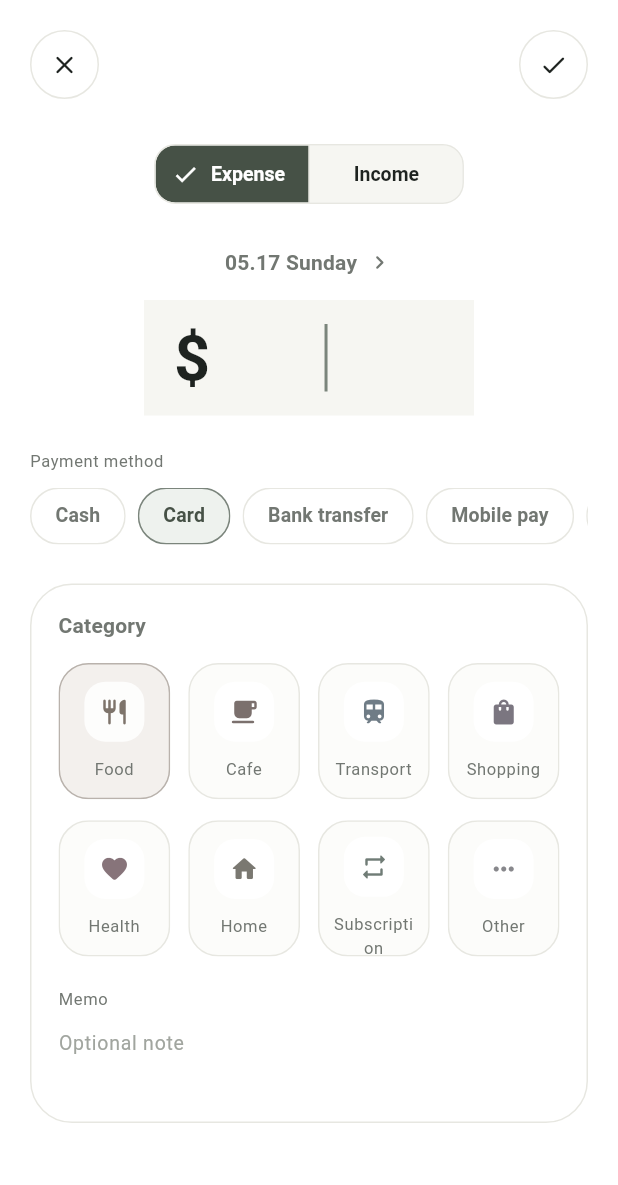
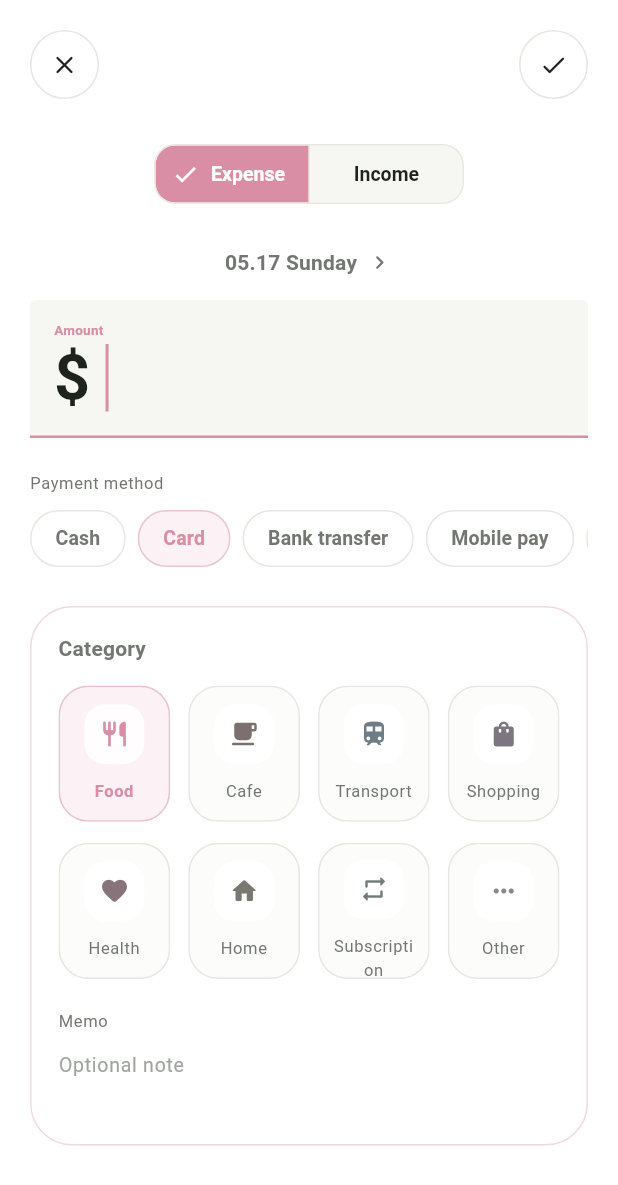
Before and after one commit to lenayoo/money_days, a Flutter app: the AddTransactionScreen screen opened directly, on a phone screen of 412 x 824 dp. Shown: the top 1185 px of the screen. Run offline on Flutter 3.47's test engine with Material 3 defaults, Android fonts, the phone set to English and light mode, and no system bars; our stand-ins replace flutter_riverpod, google_mobile_ads, hive_flutter, share_plus; accounts and stored records are empty; network calls fail.

Commit message:
fix design theme

```diff
--- a/lib/core/theme/app_colors.dart
+++ b/lib/core/theme/app_colors.dart
@@ -17,9 +17,9 @@ class AppColors {
   static const accent = Color(0xFF7B857C);
   static const accentStrong = Color(0xFF465146);
   static const accentMuted = Color(0xFFEEF2EE);
-  static const income = Color(0xFF6E8872);
-  static const expense = Color(0xFFC97B71);
-  static const incomeSoft = Color(0xFFEEF5F0);
-  static const expenseSoft = Color(0xFFFBF1EF);
+  static const income = Color(0xFF75A9D4);
+  static const expense = Color(0xFFD98EA6);
+  static const incomeSoft = Color(0xFFEFF7FD);
+  static const expenseSoft = Color(0xFFFCF1F5);
   static const shadow = Color(0x06141612);
 }
--- a/lib/core/utils/app_formatters.dart
+++ b/lib/core/utils/app_formatters.dart
@@ -66,6 +66,28 @@ class AppFormatters {
     return '$prefix$formatted';
   }
 
+  static String formatCompactSignedAmountWithoutSymbol(
+    double amount,
+    AppCurrency currency,
+    Locale locale, {
+    required bool isIncome,
+  }) {
+    if (amount.abs() < 100000) {
+      return formatSignedAmountWithoutSymbol(
+        amount,
+        currency,
+        locale,
+        isIncome: isIncome,
+      );
+    }
+
+    final prefix = isIncome ? '+' : '-';
+    final formatted = NumberFormat.compact(
+      locale: locale.toLanguageTag(),
+    ).format(amount.abs());
+    return '$prefix$formatted';
+  }
+
   static String formatSignedCurrency(
     double amount,
     AppCurrency currency,
--- a/lib/features/expenses/screens/add_transaction_screen.dart
+++ b/lib/features/expenses/screens/add_transaction_screen.dart
@@ -28,7 +28,7 @@ class AddTransactionScreen extends ConsumerStatefulWidget {
 }
 
 class _AddTransactionScreenState extends ConsumerState<AddTransactionScreen> {
-  static const _maxAmountDigits = 7;
+  static const _maxAmountDigits = 10;
   static const _maxMemoLength = 20;
 
   final _formKey = GlobalKey<FormState>();
@@ -40,6 +40,7 @@ class _AddTransactionScreenState extends ConsumerState<AddTransactionScreen> {
   PaymentMethod _selectedPaymentMethod = PaymentMethod.card;
   DateTime _selectedDate = AppClock.now();
   bool _isSaving = false;
+  bool _showAmountDigitLimitMessage = false;
 
   @override
   void initState() {
@@ -95,6 +96,29 @@ class _AddTransactionScreenState extends ConsumerState<AddTransactionScreen> {
   double? _parseAmount(String input) {
     final normalized = input.replaceAll(',', '.').trim();
     return double.tryParse(normalized);
+  }
+
+  int _amountDigitCount(String input) {
+    return RegExp(r'\d').allMatches(input).length;
+  }
+
+  void _handleAmountChanged(String value) {
+    if (_showAmountDigitLimitMessage &&
+        _amountDigitCount(value) < _maxAmountDigits) {
+      setState(() {
+        _showAmountDigitLimitMessage = false;
+      });
+    }
+  }
+
+  void _handleAmountDigitLimitReached() {
+    if (_showAmountDigitLimitMessage) {
+      return;
+    }
+
+    setState(() {
+      _showAmountDigitLimitMessage = true;
+    });
   }
 
   void _changeType(TransactionType type) {
@@ -170,6 +194,11 @@ class _AddTransactionScreenState extends ConsumerState<AddTransactionScreen> {
     final settings = ref.watch(settingsControllerProvider);
     final currency = widget.expense?.currency ?? settings.currency;
     final categories = expenseCategoriesForType(_selectedType);
+    final activeColor =
+        _selectedType.isIncome ? AppColors.income : AppColors.expense;
+    final activeSoftColor =
+        _selectedType.isIncome ? AppColors.incomeSoft : AppColors.expenseSoft;
+    final activeBorderColor = activeColor.withValues(alpha: 0.34);
 
     return Scaffold(
       backgroundColor: AppColors.background,
@@ -199,6 +228,34 @@ class _AddTransactionScreenState extends ConsumerState<AddTransactionScreen> {
               const SizedBox(height: 26),
               Center(
                 child: SegmentedButton<TransactionType>(
+                  style: ButtonStyle(
+                    backgroundColor: WidgetStateProperty.resolveWith((states) {
+                      if (states.contains(WidgetState.selected)) {
+                        return activeColor;
+                      }
+                      return AppColors.surfaceMuted;
+                    }),
+                    foregroundColor: WidgetStateProperty.resolveWith((states) {
+                      if (states.contains(WidgetState.selected)) {
+                        return Colors.white;
+                      }
+                      return AppColors.textPrimary;
+                    }),
+                    side: const WidgetStatePropertyAll(
+                      BorderSide(color: AppColors.border),
+                    ),
+                    padding: const WidgetStatePropertyAll(
+                      EdgeInsets.symmetric(horizontal: 14, vertical: 12),
+                    ),
+                    shape: WidgetStatePropertyAll(
+                      RoundedRectangleBorder(
+                        borderRadius: BorderRadius.circular(14),
+                      ),
+                    ),
+                    textStyle: const WidgetStatePropertyAll(
+                      TextStyle(fontSize: 13, fontWeight: FontWeight.w600),
+                    ),
+                  ),
                   segments: [
                     ButtonSegment(
                       value: TransactionType.expense,
@@ -249,39 +306,69 @@ class _AddTransactionScreenState extends ConsumerState<AddTransactionScreen> {
                 ),
               ),
               const SizedBox(height: 8),
-              Center(
-                child: SizedBox(
-                  width: 220,
-                  child: TextFormField(
+              TextFormField(
                 controller: _amountController,
                 autofocus: true,
-                    textAlign: TextAlign.center,
+                onChanged: _handleAmountChanged,
+                cursorColor: activeColor,
                 keyboardType: const TextInputType.numberWithOptions(
                   decimal: true,
                 ),
                 inputFormatters: [
                   FilteringTextInputFormatter.allow(RegExp(r'[0-9.,]')),
-                      _DigitCountLimitingTextInputFormatter(_maxAmountDigits),
+                  _DigitCountLimitingTextInputFormatter(
+                    _maxAmountDigits,
+                    onLimitReached: _handleAmountDigitLimitReached,
+                  ),
                 ],
                 style: theme.textTheme.displaySmall?.copyWith(
                   fontSize: 42,
                   color: AppColors.textPrimary,
                 ),
                 decoration: InputDecoration(
-                      border: InputBorder.none,
-                      enabledBorder: InputBorder.none,
-                      focusedBorder: InputBorder.none,
-                      errorBorder: InputBorder.none,
-                      focusedErrorBorder: InputBorder.none,
-                      prefixText: currency.symbol,
+                  labelText: l10n.amountLabel,
+                  labelStyle: theme.textTheme.bodyMedium?.copyWith(
+                    color: AppColors.textSecondary,
+                  ),
+                  floatingLabelStyle: theme.textTheme.bodyMedium?.copyWith(
+                    color: activeColor,
+                    fontWeight: FontWeight.w600,
+                  ),
+                  floatingLabelBehavior: FloatingLabelBehavior.always,
+                  alignLabelWithHint: true,
+                  prefixText: '${currency.symbol} ',
                   prefixStyle: theme.textTheme.displaySmall?.copyWith(
                     fontSize: 42,
                     color: AppColors.textPrimary,
+                  ),
+                  isDense: true,
+                  contentPadding: const EdgeInsets.fromLTRB(12, 16, 12, 18),
+                  enabledBorder: const UnderlineInputBorder(
+                    borderSide: BorderSide(color: AppColors.borderStrong),
+                  ),
+                  focusedBorder: UnderlineInputBorder(
+                    borderSide: BorderSide(color: activeColor, width: 1.6),
+                  ),
+                  errorBorder: const UnderlineInputBorder(
+                    borderSide: BorderSide(
+                      color: AppColors.expense,
+                      width: 1.2,
+                    ),
+                  ),
+                  focusedErrorBorder: const UnderlineInputBorder(
+                    borderSide: BorderSide(
+                      color: AppColors.expense,
+                      width: 1.6,
+                    ),
                   ),
                 ),
                 validator: (value) {
                   if (value == null || value.trim().isEmpty) {
                     return l10n.validationAmountRequired;
+                  }
+
+                  if (_amountDigitCount(value) > _maxAmountDigits) {
+                    return l10n.amountDigitLimitMessage(_maxAmountDigits);
                   }
 
                   final parsedAmount = _parseAmount(value);
@@ -292,7 +379,22 @@ class _AddTransactionScreenState extends ConsumerState<AddTransactionScreen> {
                   return null;
                 },
               ),
+              AnimatedSwitcher(
+                duration: const Duration(milliseconds: 160),
+                child:
+                    _showAmountDigitLimitMessage
+                        ? Padding(
+                          key: const ValueKey('amount-digit-limit-message'),
+                          padding: const EdgeInsets.only(top: 10),
+                          child: Text(
+                            l10n.amountDigitLimitMessage(_maxAmountDigits),
+                            style: theme.textTheme.bodySmall?.copyWith(
+                              color: activeColor,
+                              fontWeight: FontWeight.w600,
                             ),
+                          ),
+                        )
+                        : const SizedBox.shrink(),
               ),
               const SizedBox(height: 22),
               Text(
@@ -310,6 +412,8 @@ class _AddTransactionScreenState extends ConsumerState<AddTransactionScreen> {
                       _PaymentMethodChip(
                         label: method.label(l10n),
                         selected: method == _selectedPaymentMethod,
+                        activeColor: activeColor,
+                        activeSoftColor: activeSoftColor,
                         onTap: () {
                           setState(() {
                             _selectedPaymentMethod = method;
@@ -328,7 +432,7 @@ class _AddTransactionScreenState extends ConsumerState<AddTransactionScreen> {
                 decoration: BoxDecoration(
                   color: AppColors.surface,
                   borderRadius: BorderRadius.circular(28),
-                  border: Border.all(color: AppColors.border),
+                  border: Border.all(color: activeBorderColor),
                 ),
                 child: Column(
                   crossAxisAlignment: CrossAxisAlignment.start,
@@ -358,7 +462,8 @@ class _AddTransactionScreenState extends ConsumerState<AddTransactionScreen> {
                           category: category,
                           label: category.label(l10n),
                           selected: category == _selectedCategory,
-                          isIncome: _selectedType.isIncome,
+                          activeColor: activeColor,
+                          activeSoftColor: activeSoftColor,
                           onTap: () {
                             setState(() {
                               _selectedCategory = category;
@@ -426,9 +531,13 @@ String _formatEditableAmount(double amount, AppCurrency currency) {
 }
 
 class _DigitCountLimitingTextInputFormatter extends TextInputFormatter {
-  const _DigitCountLimitingTextInputFormatter(this.maxDigits);
+  _DigitCountLimitingTextInputFormatter(
+    this.maxDigits, {
+    required this.onLimitReached,
+  });
 
   final int maxDigits;
+  final VoidCallback onLimitReached;
 
   @override
   TextEditingValue formatEditUpdate(
@@ -436,12 +545,14 @@ class _DigitCountLimitingTextInputFormatter extends TextInputFormatter {
     TextEditingValue newValue,
   ) {
     var digitCount = 0;
+    var limitReached = false;
     final buffer = StringBuffer();
 
     for (final character in newValue.text.split('')) {
       final isDigit = RegExp(r'\d').hasMatch(character);
       if (isDigit) {
         if (digitCount >= maxDigits) {
+          limitReached = true;
           continue;
         }
         digitCount += 1;
@@ -452,6 +563,12 @@ class _DigitCountLimitingTextInputFormatter extends TextInputFormatter {
     final limitedText = buffer.toString();
     if (limitedText == newValue.text) {
       return newValue;
+    }
+
+    if (limitReached) {
+      WidgetsBinding.instance.addPostFrameCallback((_) {
+        onLimitReached();
+      });
     }
 
     final selectionOffset =
@@ -470,11 +587,15 @@ class _PaymentMethodChip extends StatelessWidget {
   const _PaymentMethodChip({
     required this.label,
     required this.selected,
+    required this.activeColor,
+    required this.activeSoftColor,
     required this.onTap,
   });
 
   final String label;
   final bool selected;
+  final Color activeColor;
+  final Color activeSoftColor;
   final VoidCallback onTap;
 
   @override
@@ -489,17 +610,19 @@ class _PaymentMethodChip extends StatelessWidget {
         child: Ink(
           padding: const EdgeInsets.symmetric(horizontal: 16, vertical: 10),
           decoration: BoxDecoration(
-            color: selected ? AppColors.accentMuted : AppColors.surface,
+            color: selected ? activeSoftColor : AppColors.surface,
             borderRadius: BorderRadius.circular(999),
             border: Border.all(
-              color: selected ? AppColors.accent : AppColors.border,
+              color:
+                  selected
+                      ? activeColor.withValues(alpha: 0.45)
+                      : AppColors.border,
             ),
           ),
           child: Text(
             label,
             style: theme.textTheme.labelLarge?.copyWith(
-              color:
-                  selected ? AppColors.accentStrong : AppColors.textSecondary,
+              color: selected ? activeColor : AppColors.textSecondary,
             ),
           ),
         ),
@@ -513,20 +636,22 @@ class _CategoryGridItem extends StatelessWidget {
     required this.category,
     required this.label,
     required this.selected,
-    required this.isIncome,
+    required this.activeColor,
+    required this.activeSoftColor,
     required this.onTap,
   });
 
   final ExpenseCategory category;
   final String label;
   final bool selected;
-  final bool isIncome;
+  final Color activeColor;
+  final Color activeSoftColor;
   final VoidCallback onTap;
 
   @override
   Widget build(BuildContext context) {
     final theme = Theme.of(context);
-    final accent = isIncome ? AppColors.income : category.color;
+    final accent = selected ? activeColor : category.color;
 
     return Material(
       color: Colors.transparent,
@@ -536,10 +661,7 @@ class _CategoryGridItem extends StatelessWidget {
         child: Ink(
           padding: const EdgeInsets.symmetric(horizontal: 8, vertical: 10),
           decoration: BoxDecoration(
-            color:
-                selected
-                    ? (isIncome ? AppColors.incomeSoft : category.surfaceColor)
-                    : AppColors.surfaceRaised,
+            color: selected ? activeSoftColor : AppColors.surfaceRaised,
             borderRadius: BorderRadius.circular(20),
             border: Border.all(
               color:
@@ -568,7 +690,8 @@ class _CategoryGridItem extends StatelessWidget {
                 maxLines: 2,
                 overflow: TextOverflow.ellipsis,
                 style: theme.textTheme.bodySmall?.copyWith(
-                  color: AppColors.textSecondary,
+                  color: selected ? accent : AppColors.textSecondary,
+                  fontWeight: selected ? FontWeight.w600 : FontWeight.w400,
                 ),
               ),
             ],
```
Also changed, not shown: lib/features/expenses/widgets/month_calendar_card.dart (+77 -57 lines), lib/l10n/app_en.arb (+8 -0 lines), lib/l10n/app_ja.arb (+8 -0 lines), lib/l10n/app_ko.arb (+8 -0 lines), assets/imgs/logo_1024.png (added), assets/imgs/logo_500.png (added), lib/core/localization/generated/app_localizations.dart, lib/core/localization/generated/app_localizations_en.dart, lib/core/localization/generated/app_localizations_ja.dart, lib/core/localization/generated/app_localizations_ko.dart. Lines whose indentation alone changed are shown as unchanged.
